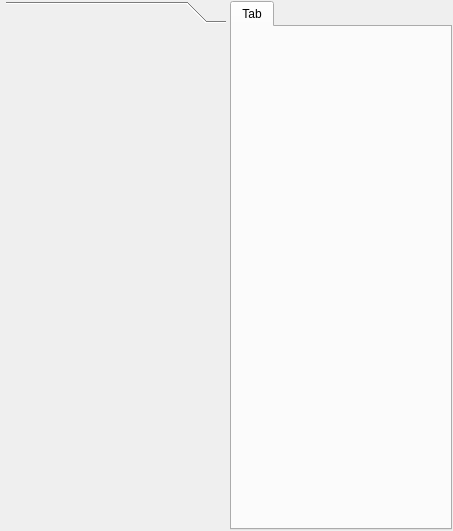
This is pineboolib/forms/mainform.ui in deavid/pineboo as Qt 5 draws it before an edit. The edited form follows.
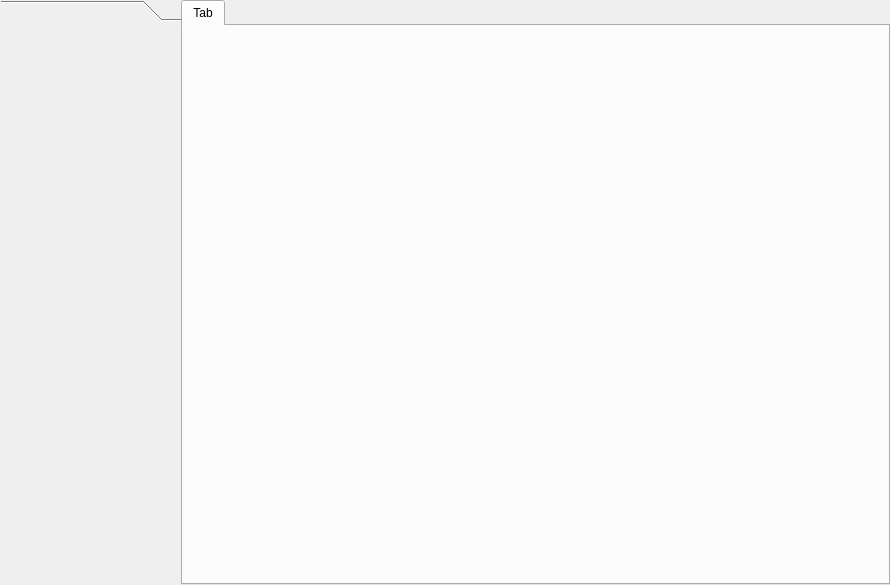
This is the edited form.

Patch:
```diff
--- a/pineboolib/forms/mainform.ui
+++ b/pineboolib/forms/mainform.ui
@@ -6,8 +6,8 @@
    <rect>
     <x>0</x>
     <y>0</y>
-    <width>453</width>
-    <height>531</height>
+    <width>890</width>
+    <height>585</height>
    </rect>
   </property>
   <property name="windowTitle">
@@ -15,13 +15,13 @@
   </property>
   <layout class="QHBoxLayout" name="horizontalLayout" stretch="0,0,0">
    <property name="spacing">
-    <number>4</number>
+    <number>0</number>
    </property>
    <property name="sizeConstraint">
-    <enum>QLayout::SetMaximumSize</enum>
+    <enum>QLayout::SetMinAndMaxSize</enum>
    </property>
    <property name="margin">
-    <number>1</number>
+    <number>0</number>
    </property>
    <item>
     <widget class="QFrame" name="frame_4">
@@ -60,17 +60,30 @@
      </property>
      <property name="minimumSize">
       <size>
-       <width>220</width>
+       <width>180</width>
        <height>250</height>
       </size>
      </property>
+     <property name="font">
+      <font>
+       <pointsize>8</pointsize>
+      </font>
+     </property>
      <property name="focusPolicy">
       <enum>Qt::NoFocus</enum>
      </property>
      <property name="tabSpacing">
       <number>8</number>
      </property>
-     <widget class="QWidget" name="areasTabPage1_2" native="true">
+     <widget class="QWidget" name="areasTabPage1_2">
+      <property name="geometry">
+       <rect>
+        <x>0</x>
+        <y>0</y>
+        <width>180</width>
+        <height>556</height>
+       </rect>
+      </property>
       <attribute name="label">
        <string/>
       </attribute>
```
